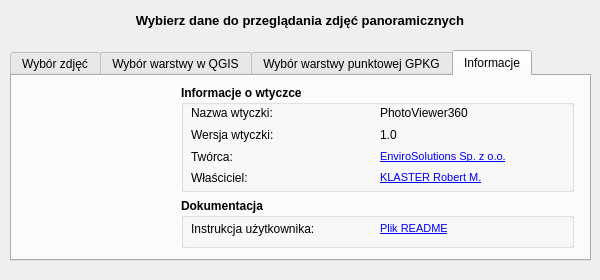
Qt form gui/first_window_geo360_base.ui (wojkol1/PhotoViewer360) before a commit.
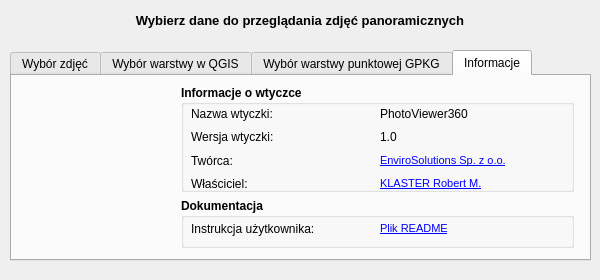
The same form after that commit. Icons and pictures are not drawn. Custom widgets are drawn as their Qt base class.

Commit message: changed url link

```diff
--- a/gui/first_window_geo360_base.ui
+++ b/gui/first_window_geo360_base.ui
@@ -407,13 +407,13 @@
         <property name="title">
          <string>Informacje o wtyczce</string>
         </property>
-        <widget class="QWidget" name="">
+        <widget class="QWidget" name="layoutWidget">
          <property name="geometry">
           <rect>
            <x>10</x>
            <y>20</y>
            <width>371</width>
-           <height>81</height>
+           <height>87</height>
           </rect>
          </property>
          <layout class="QGridLayout" name="gridLayout">
@@ -517,7 +517,7 @@
              </font>
             </property>
             <property name="text">
-             <string>&lt;html&gt;&lt;head/&gt;&lt;body&gt;&lt;p&gt;&lt;a href=&quot;http://klasterpro.pl/&quot;&gt;&lt;span style=&quot; text-decoration: underline; color:#0000ff;&quot;&gt;KLASTER Robert M.&lt;/span&gt;&lt;/a&gt;&lt;/p&gt;&lt;/body&gt;&lt;/html&gt;</string>
+             <string>&lt;html&gt;&lt;head/&gt;&lt;body&gt;&lt;p&gt;&lt;a href=&quot;https://klaster.pro&quot;&gt;&lt;span style=&quot; text-decoration: underline; color:#0000ff;&quot;&gt;KLASTER Robert M.&lt;/span&gt;&lt;/a&gt;&lt;/p&gt;&lt;/body&gt;&lt;/html&gt;</string>
             </property>
             <property name="textFormat">
              <enum>Qt::RichText</enum>
```
The commit also changes 1 other file.
